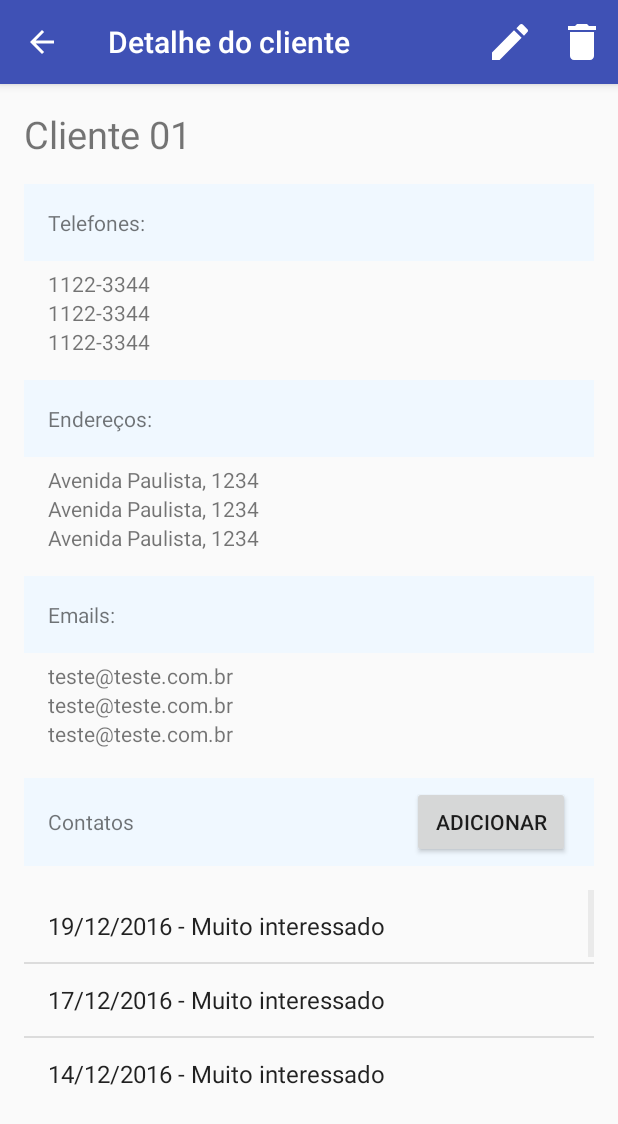
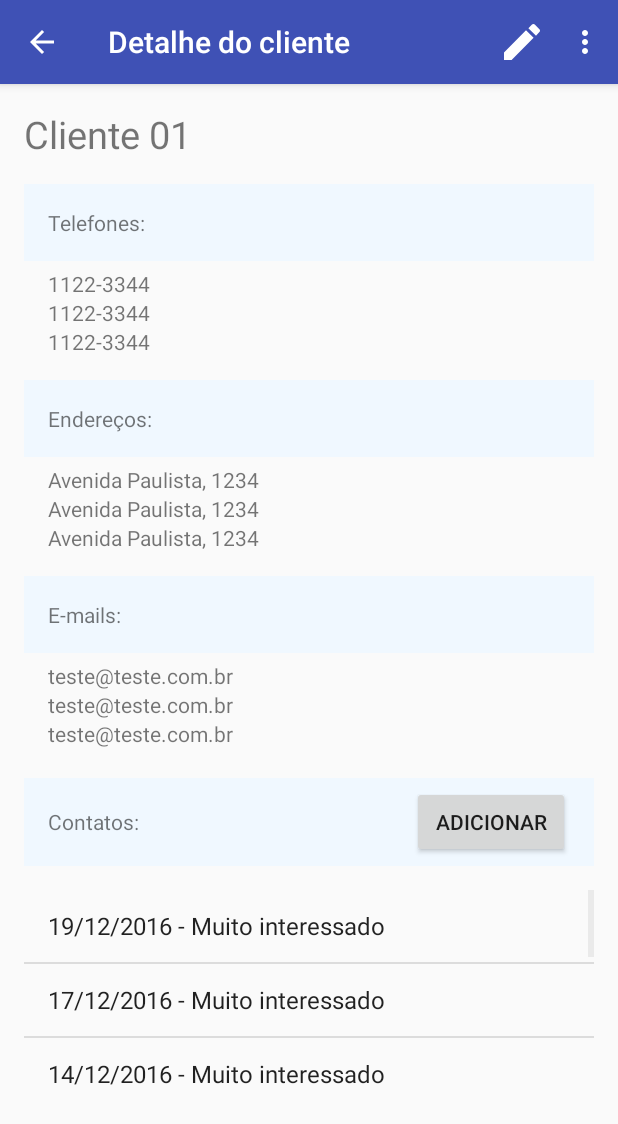
Before and after one commit to ezeqlabs/selltimer, an Android app: the DetalheClienteActivity screen opened directly, with no data from a screen before it, on a phone screen of 412 x 824 dp. Shown: the top 1124 px of the screen. Run offline under Robolectric (Android 15) with nearby library versions, the phone set to English and light mode, and no system bars.

Commit message:
Melhorando o código das telas de detalhe

```diff
--- a/app/src/main/res/layout/activity_detalhe_cliente.xml
+++ b/app/src/main/res/layout/activity_detalhe_cliente.xml
@@ -16,19 +16,12 @@
         >
 
         <TextView
-            android:layout_width="match_parent"
-            android:layout_height="wrap_content"
-            android:textSize="25sp"
+            style="@style/TituloCliente"
             android:text="Cliente 01"/>
 
         <TextView
-            android:layout_width="match_parent"
-            android:layout_height="wrap_content"
-            android:layout_marginTop="16dp"
-            android:layout_marginBottom="5dp"
-            android:padding="16dp"
-            android:background="@color/azulAliceBlue"
-            android:text="Telefones:"/>
+            style="@style/TituloInformacao"
+            android:text="@string/telefones_detalhe_cliente"/>
 
         <TextView
             android:layout_width="match_parent"
@@ -49,13 +42,8 @@
             android:text="1122-3344"/>
 
         <TextView
-            android:layout_width="match_parent"
-            android:layout_height="wrap_content"
-            android:layout_marginTop="16dp"
-            android:layout_marginBottom="5dp"
-            android:padding="16dp"
-            android:background="@color/azulAliceBlue"
-            android:text="Endereços:"/>
+            style="@style/TituloInformacao"
+            android:text="@string/enderecos_detalhe_cliente"/>
 
         <TextView
             android:layout_width="match_parent"
@@ -76,13 +64,8 @@
             android:text="Avenida Paulista, 1234"/>
 
         <TextView
-            android:layout_width="match_parent"
-            android:layout_height="wrap_content"
-            android:layout_marginTop="16dp"
-            android:layout_marginBottom="5dp"
-            android:padding="16dp"
-            android:background="@color/azulAliceBlue"
-            android:text="Emails:"/>
+            style="@style/TituloInformacao"
+            android:text="@string/emails_detalhe_cliente"/>
 
         <TextView
             android:layout_width="match_parent"
@@ -106,17 +89,17 @@
             android:layout_width="match_parent"
             android:layout_height="wrap_content"
             android:orientation="horizontal"
-            android:paddingTop="5dp"
-            android:paddingLeft="16dp"
-            android:paddingRight="16dp"
-            android:paddingBottom="5dp"
+            android:paddingTop="@dimen/separador_titulo_informacao"
+            android:paddingLeft="@dimen/margem_titulo_informacao"
+            android:paddingRight="@dimen/margem_titulo_informacao"
+            android:paddingBottom="@dimen/separador_titulo_informacao"
             android:background="@color/azulAliceBlue"
             android:layout_marginTop="20dp">
 
             <TextView
                 android:layout_width="wrap_content"
                 android:layout_height="wrap_content"
-                android:text="Contatos"/>
+                android:text="@string/contatos_detalhe_cliente"/>
 
             <View
                 android:layout_width="0dp"
@@ -127,7 +110,7 @@
             <Button
                 android:layout_width="wrap_content"
                 android:layout_height="wrap_content"
-                android:text="Adicionar"
+                android:text="@string/btn_adicionar_contato"
                 android:paddingLeft="15dp"
                 android:paddingRight="15dp"
                 />
--- a/app/src/main/res/menu/editar.xml
+++ b/app/src/main/res/menu/editar.xml
@@ -14,6 +14,6 @@
         android:orderInCategory="100"
         android:title="@string/action_deletar"
         android:icon="@drawable/ic_delete"
-        app:showAsAction="ifRoom"
+        app:showAsAction="never"
         />
 </menu>
--- a/app/src/main/res/values/dimens.xml
+++ b/app/src/main/res/values/dimens.xml
@@ -6,4 +6,9 @@
     <dimen name="activity_horizontal_margin">16dp</dimen>
     <dimen name="activity_vertical_margin">16dp</dimen>
     <dimen name="fab_margin">16dp</dimen>
+
+    <!-- TELAS DE DETALHE -->
+    <dimen name="margem_titulo_informacao">16dp</dimen>
+    <dimen name="separador_titulo_informacao">5dp</dimen>
+    <dimen name="titulo_nome_cliente">25sp</dimen>
 </resources>
--- a/app/src/main/res/values/strings.xml
+++ b/app/src/main/res/values/strings.xml
@@ -35,11 +35,16 @@
     <string name="novo_endereco"><u>+ Adicionar endereço</u></string>
     <string name="label_telefone">Telefone</string>
     <string name="novo_telefone"><u>+ Adicionar telefone</u></string>
-    <string name="label_email">Email</string>
-    <string name="novo_email"><u>+ Adicionar email</u></string>
+    <string name="label_email">E-mail</string>
+    <string name="novo_email"><u>+ Adicionar e-mail</u></string>
 
     <!-- DETALHE CLIENTE ACTIVITY -->
     <string name="title_activity_detalhe_cliente">Detalhe do cliente</string>
+    <string name="telefones_detalhe_cliente">Telefones:</string>
+    <string name="enderecos_detalhe_cliente">Endereços:</string>
+    <string name="emails_detalhe_cliente">E-mails:</string>
+    <string name="contatos_detalhe_cliente">Contatos:</string>
+    <string name="btn_adicionar_contato">Adicionar</string>
 
     <!-- DETALHE CONTATO ACTIVITY -->
     <string name="title_activity_detalhe_contato">Detalhe do contato</string>
--- a/app/src/main/res/values/styles.xml
+++ b/app/src/main/res/values/styles.xml
@@ -17,4 +17,19 @@
 
     <style name="AppTheme.PopupOverlay" parent="ThemeOverlay.AppCompat.Light" />
 
+    <style name="TituloInformacao">
+        <item name="android:layout_width">match_parent</item>
+        <item name="android:layout_height">wrap_content</item>
+        <item name="android:layout_marginTop">@dimen/margem_titulo_informacao</item>
+        <item name="android:layout_marginBottom">@dimen/separador_titulo_informacao</item>
+        <item name="android:padding">@dimen/margem_titulo_informacao</item>
+        <item name="android:background">@color/azulAliceBlue</item>
+    </style>
+
+    <style name="TituloCliente">
+        <item name="android:layout_width">match_parent</item>
+        <item name="android:layout_height">wrap_content</item>
+        <item name="android:textSize">@dimen/titulo_nome_cliente</item>
+    </style>
+
 </resources>
```
Also changed, not shown: app/src/main/res/layout/activity_detalhe_contato.xml (+4 -21 lines).
